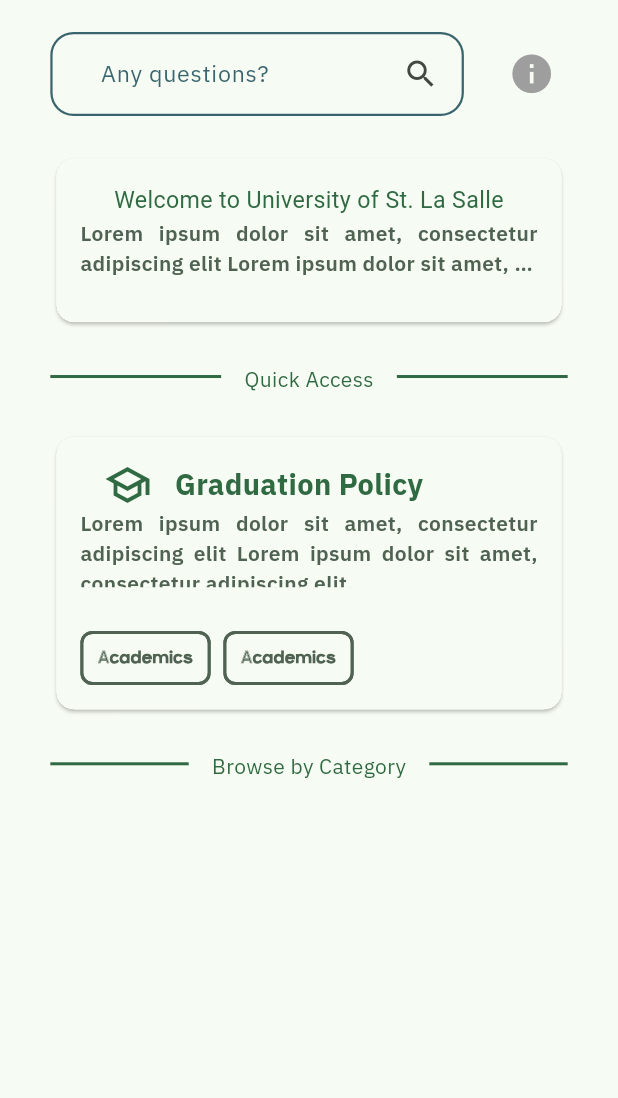
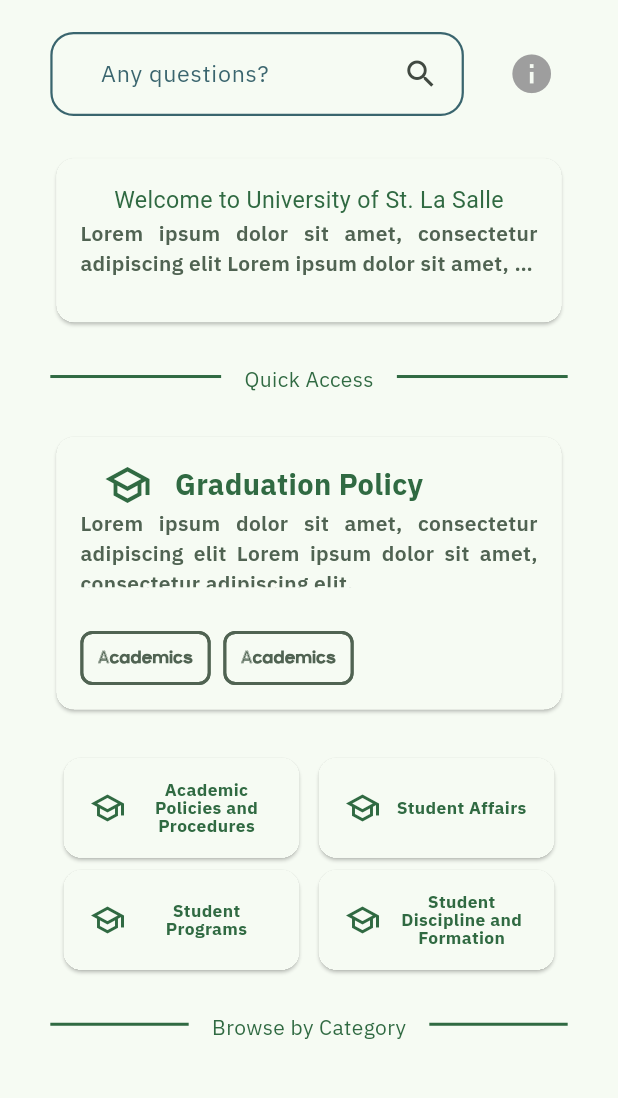
Before and after one commit to ascxiao/handbook, a Flutter app: the screen it shows after launch, on a phone screen of 412 x 824 dp, the part 84-1182 px from its top. Run offline on Flutter 3.47's test engine with Material 3 defaults, Android fonts, the phone set to English and light mode, and no system bars; our stand-ins replace flutter_screenutil, gap.

Commit message:
Added more!

```diff
--- a/lib/main.dart
+++ b/lib/main.dart
@@ -3,6 +3,7 @@
 import 'package:gap/gap.dart';
 import 'package:handbook/widgets/search_bar.dart';
 import 'extensions/SpacedBy.dart';
+import 'widgets/category_card.dart';
 import 'widgets/segment_divider.dart';
 import 'widgets/title_card.dart';
 import 'widgets/topic_card.dart';
@@ -96,6 +97,24 @@
               preview:
                   'Lorem ipsum dolor sit amet, consectetur adipiscing elit Lorem ipsum dolor sit amet, consectetur adipiscing elit.',
             ),
+            Column(
+              children: [
+                Row(
+                  mainAxisAlignment: MainAxisAlignment.spaceEvenly,
+                  children: [
+                    CategoryCard(category: 'Academic Policies and Procedures'),
+                    CategoryCard(category: 'Student Affairs'),
+                  ],
+                ),
+                Row(
+                  mainAxisAlignment: MainAxisAlignment.spaceEvenly,
+                  children: [
+                    CategoryCard(category: 'Student Programs'),
+                    CategoryCard(category: 'Student Discipline and Formation'),
+                  ],
+                ),
+              ],
+            ),
             SegmentDivider(segment: 'Browse by Category'),
           ].spacedBy(25.h),
         ),
--- /dev/null
+++ b/lib/widgets/category_card.dart
@@ -0,0 +1,55 @@
+import 'package:flutter/material.dart';
+import 'package:flutter_screenutil/flutter_screenutil.dart';
+
+class CategoryCard extends StatelessWidget {
+  final String category;
+
+  const CategoryCard({super.key, required this.category});
+
+  @override
+  Widget build(BuildContext context) {
+    return Card(
+      clipBehavior: Clip.hardEdge,
+      child: InkWell(
+        splashColor: Theme.of(context).colorScheme.primary.withAlpha(30),
+        onTap: () {},
+        child: ConstrainedBox(
+          constraints: BoxConstraints(minHeight: 69.h),
+          child: Ink(
+            width: 150.w,
+            padding: EdgeInsets.all(8.r),
+            color: Theme.of(context).colorScheme.surface,
+            child: Row(
+              mainAxisAlignment: MainAxisAlignment.spaceEvenly,
+              children: [
+                Icon(
+                  Icons.school_outlined,
+                  size: 24,
+                  color: Theme.of(context).colorScheme.primary,
+                ),
+                Wrap(
+                  children: [
+                    SizedBox(
+                      width: 85.w,
+                      child: Text(
+                        category,
+                        textAlign: TextAlign.center,
+                        style: TextStyle(
+                          fontFamily: 'IBM Plex Sans',
+                          fontWeight: FontWeight.bold,
+                          fontSize: 12.sp,
+                          color: Theme.of(context).colorScheme.primary,
+                          height: 1.08.h,
+                        ),
+                      ),
+                    ),
+                  ],
+                ),
+              ],
+            ),
+          ),
+        ),
+      ),
+    );
+  }
+}
```
